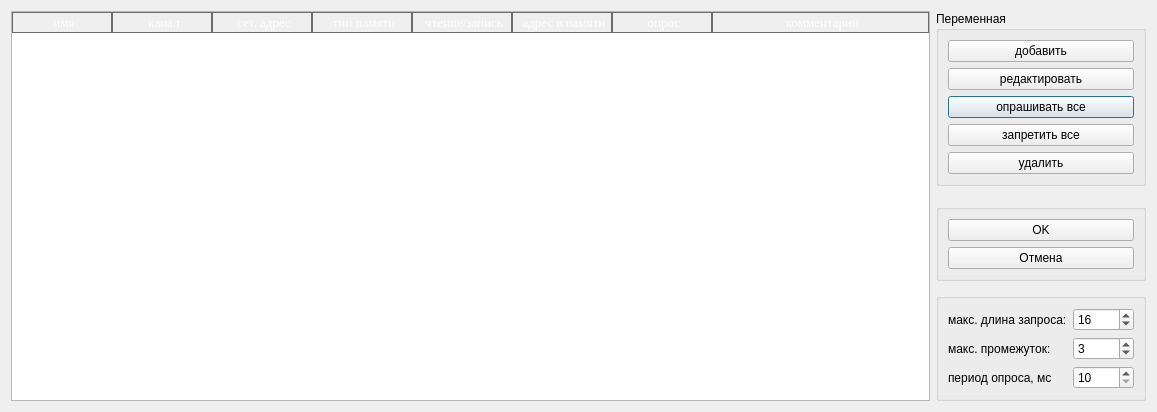
First picture: the form in ModbusMaster/modbusconfdialog.ui, repository atikbif/relkonIDE, before the edit.
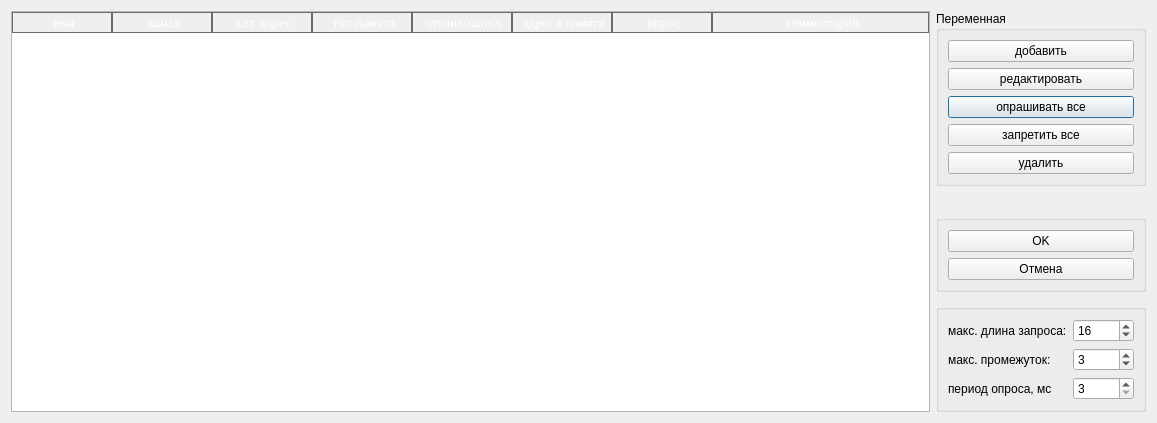
Second picture: the form after the edit.

Commit message: Уменьшено минимальное время ожидания ответа от Modbus модулей

The edit to the form file:
```diff
--- a/ModbusMaster/modbusconfdialog.ui
+++ b/ModbusMaster/modbusconfdialog.ui
@@ -7,7 +7,7 @@
     <x>0</x>
     <y>0</y>
     <width>1157</width>
-    <height>412</height>
+    <height>423</height>
    </rect>
   </property>
   <property name="windowTitle">
@@ -254,7 +254,7 @@
       <item row="2" column="1">
        <widget class="QSpinBox" name="spinBoxDelay">
         <property name="minimum">
-         <number>10</number>
+         <number>3</number>
         </property>
         <property name="maximum">
          <number>10000</number>
```
